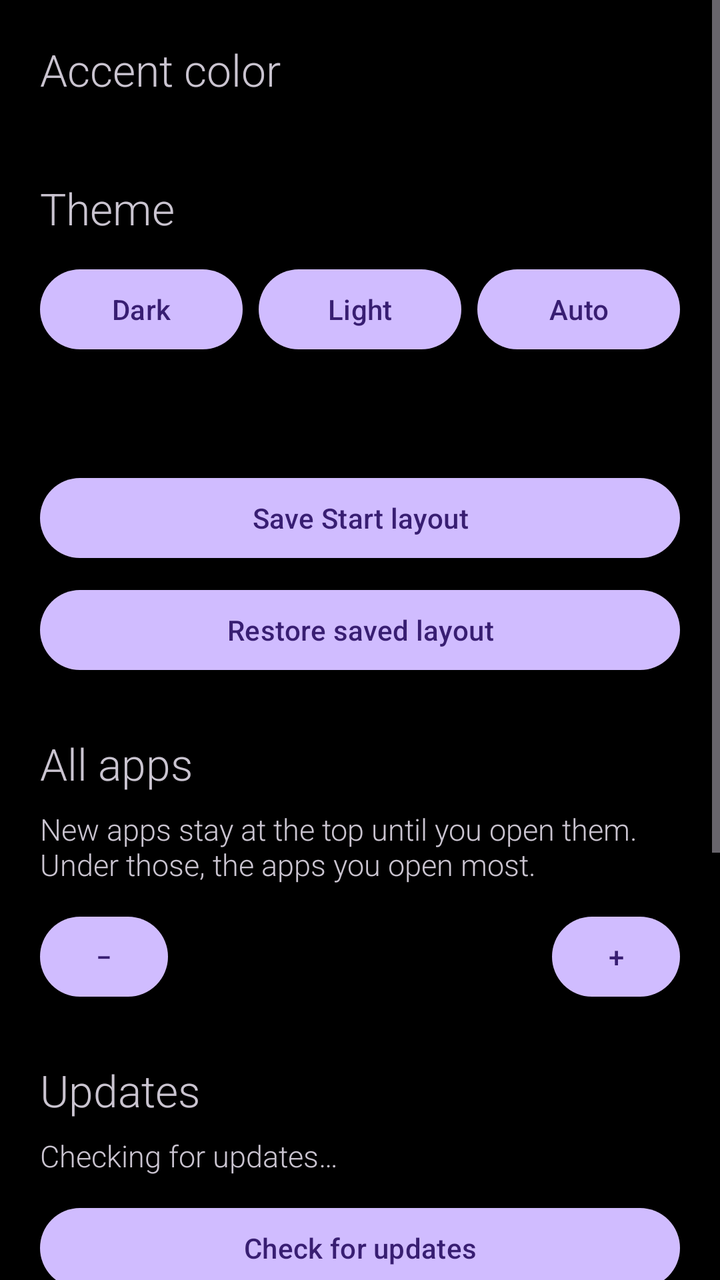
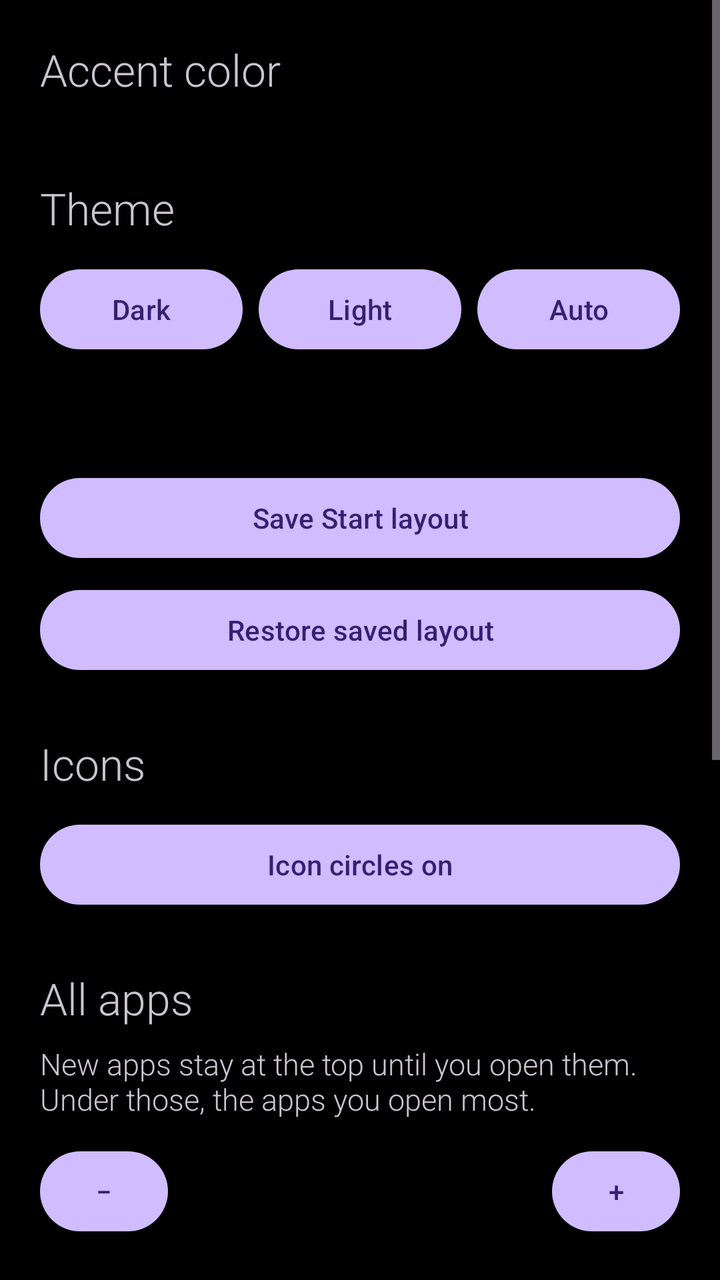

Before-and-after screenshots of an Android layout around one commit, followed by the original layout XML and the change that was made.
<!-- AndroidManifest.xml: application theme Theme.Win10.Dark -->
<!-- res/layout/activity_settings.xml -->
<?xml version="1.0" encoding="utf-8"?>
<ScrollView xmlns:android="http://schemas.android.com/apk/res/android"
    android:layout_width="match_parent"
    android:layout_height="match_parent">

    <LinearLayout
        android:id="@+id/root"
        android:layout_width="match_parent"
        android:layout_height="wrap_content"
        android:orientation="vertical"
        android:padding="20dp">

        <TextView
            android:id="@+id/accentTitle"
            android:layout_width="wrap_content"
            android:layout_height="wrap_content"
            android:fontFamily="sans-serif-light"
            android:text="Accent color"
            android:textSize="22sp" />

        <androidx.recyclerview.widget.RecyclerView
            android:id="@+id/accentGrid"
            android:layout_width="match_parent"
            android:layout_height="wrap_content"
            android:layout_marginTop="12dp"
            android:nestedScrollingEnabled="false" />

        <TextView
            android:id="@+id/themeTitle"
            android:layout_width="wrap_content"
            android:layout_height="wrap_content"
            android:layout_marginTop="28dp"
            android:fontFamily="sans-serif-light"
            android:text="Theme"
            android:textSize="22sp" />

        <LinearLayout
            android:layout_width="match_parent"
            android:layout_height="wrap_content"
            android:layout_marginTop="12dp"
            android:orientation="horizontal">

            <Button
                android:id="@+id/darkBtn"
                android:layout_width="0dp"
                android:layout_height="48dp"
                android:layout_weight="1"
                android:text="Dark" />

            <Button
                android:id="@+id/lightBtn"
                android:layout_width="0dp"
                android:layout_height="48dp"
                android:layout_weight="1"
                android:layout_marginStart="8dp"
                android:text="Light" />

            <Button
                android:id="@+id/sunBtn"
                android:layout_width="0dp"
                android:layout_height="48dp"
                android:layout_weight="1"
                android:layout_marginStart="8dp"
                android:text="Auto" />
        </LinearLayout>

        <TextView
            android:id="@+id/themeStatus"
            android:layout_width="match_parent"
            android:layout_height="wrap_content"
            android:layout_marginTop="8dp"
            android:fontFamily="sans-serif-light"
            android:textSize="15sp" />

        <Button
            android:id="@+id/saveBtn"
            android:layout_width="match_parent"
            android:layout_height="48dp"
            android:layout_marginTop="28dp"
            android:text="Save Start layout" />

        <Button
            android:id="@+id/restoreBtn"
            android:layout_width="match_parent"
            android:layout_height="48dp"
            android:layout_marginTop="8dp"
            android:text="Restore saved layout" />

        <TextView
            android:id="@+id/topTitle"
            android:layout_width="wrap_content"
            android:layout_height="wrap_content"
            android:layout_marginTop="28dp"
            android:fontFamily="sans-serif-light"
            android:text="All apps"
            android:textSize="22sp" />

        <TextView
            android:id="@+id/topBlurb"
            android:layout_width="match_parent"
            android:layout_height="wrap_content"
            android:layout_marginTop="8dp"
            android:fontFamily="sans-serif-light"
            android:text="New apps stay at the top until you open them. Under those, the apps you open most."
            android:textSize="15sp" />

        <LinearLayout
            android:layout_width="match_parent"
            android:layout_height="wrap_content"
            android:layout_marginTop="12dp"
            android:gravity="center_vertical"
            android:orientation="horizontal">

            <Button
                android:id="@+id/topMinus"
                android:layout_width="64dp"
                android:layout_height="48dp"
                android:text="−" />

            <TextView
                android:id="@+id/topCount"
                android:layout_width="0dp"
                android:layout_height="wrap_content"
                android:layout_weight="1"
                android:fontFamily="sans-serif-light"
                android:gravity="center"
                android:textSize="18sp" />

            <Button
                android:id="@+id/topPlus"
                android:layout_width="64dp"
                android:layout_height="48dp"
                android:text="+" />
        </LinearLayout>

        <TextView
            android:id="@+id/updateTitle"
            android:layout_width="wrap_content"
            android:layout_height="wrap_content"
            android:layout_marginTop="28dp"
            android:fontFamily="sans-serif-light"
            android:text="Updates"
            android:textSize="22sp" />

        <TextView
            android:id="@+id/updateStatus"
            android:layout_width="match_parent"
            android:layout_height="wrap_content"
            android:layout_marginTop="8dp"
            android:fontFamily="sans-serif-light"
            android:text="Checking for updates…"
            android:textSize="15sp" />

        <Button
            android:id="@+id/updateBtn"
            android:layout_width="match_parent"
            android:layout_height="48dp"
            android:layout_marginTop="12dp"
            android:text="Check for updates" />

        <TextView
            android:id="@+id/supportTitle"
            android:layout_width="wrap_content"
            android:layout_height="wrap_content"
            android:layout_marginTop="28dp"
            android:fontFamily="sans-serif-light"
            android:text="Support"
            android:textSize="22sp" />

        <TextView
            android:id="@+id/supportBlurb"
            android:layout_width="match_parent"
            android:layout_height="wrap_content"
            android:layout_marginTop="8dp"
            android:fontFamily="sans-serif-light"
            android:text="If a tile or the turn breaks on another device, send a report. It includes the device, Android version, and the last crash."
            android:textSize="15sp" />

        <Button
            android:id="@+id/diagBtn"
            android:layout_width="match_parent"
            android:layout_height="48dp"
            android:layout_marginTop="12dp"
            android:text="View diagnostics" />

        <Button
            android:id="@+id/reportBtn"
            android:layout_width="match_parent"
            android:layout_height="48dp"
            android:layout_marginTop="8dp"
            android:text="Send report" />

        <Button
            android:id="@+id/coffeeBtn"
            android:layout_width="match_parent"
            android:layout_height="48dp"
            android:layout_marginTop="8dp"
            android:text="Buy me a coffee" />
    </LinearLayout>
</ScrollView>
<!-- resources referenced by this layout -->
<resources>
  <style name="Theme.Win10.Dark" parent="Theme.Material3.Dark.NoActionBar">
          <item name="android:windowBackground">@color/wp_black</item>
          <item name="android:statusBarColor">@color/wp_black</item>
          <item name="android:navigationBarColor">@color/wp_black</item>
          <item name="android:windowAnimationStyle">@style/Anim.Instant</item>
          <item name="android:windowDisablePreview">true</item>
      </style>
  <color name="wp_black">#FF000000</color>
  <style name="Anim.Instant" parent="@android:style/Animation">
          <item name="android:windowEnterAnimation">@anim/none</item>
          <item name="android:windowExitAnimation">@anim/none</item>
          <item name="android:activityOpenEnterAnimation">@anim/none</item>
          <item name="android:activityOpenExitAnimation">@anim/none</item>
          <item name="android:activityCloseEnterAnimation">@anim/none</item>
          <item name="android:activityCloseExitAnimation">@anim/none</item>
      </style>
</resources>

<!-- the commit's change to res/layout/activity_settings.xml (unified diff, before → after) -->
@@ -87,6 +87,22 @@
             android:text="Restore saved layout" />
 
         <TextView
+            android:id="@+id/iconTitle"
+            android:layout_width="wrap_content"
+            android:layout_height="wrap_content"
+            android:layout_marginTop="28dp"
+            android:fontFamily="sans-serif-light"
+            android:text="Icons"
+            android:textSize="22sp" />
+
+        <Button
+            android:id="@+id/iconPlateBtn"
+            android:layout_width="match_parent"
+            android:layout_height="48dp"
+            android:layout_marginTop="12dp"
+            android:text="Icon circles on" />
+
+        <TextView
             android:id="@+id/topTitle"
             android:layout_width="wrap_content"
             android:layout_height="wrap_content"
